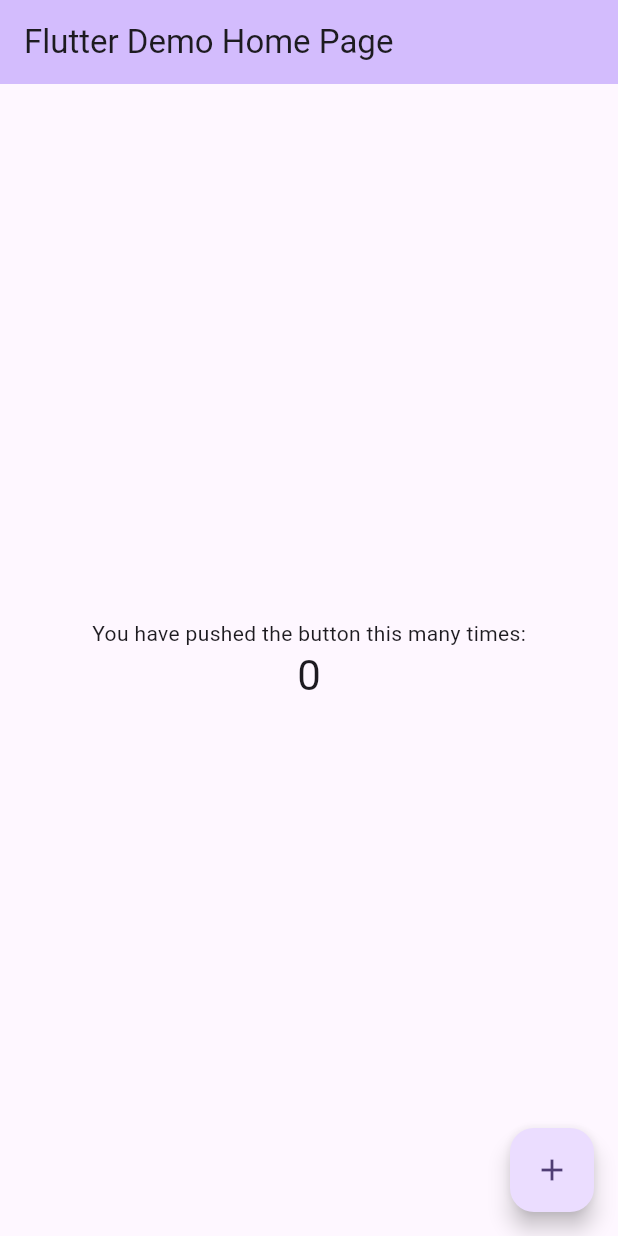
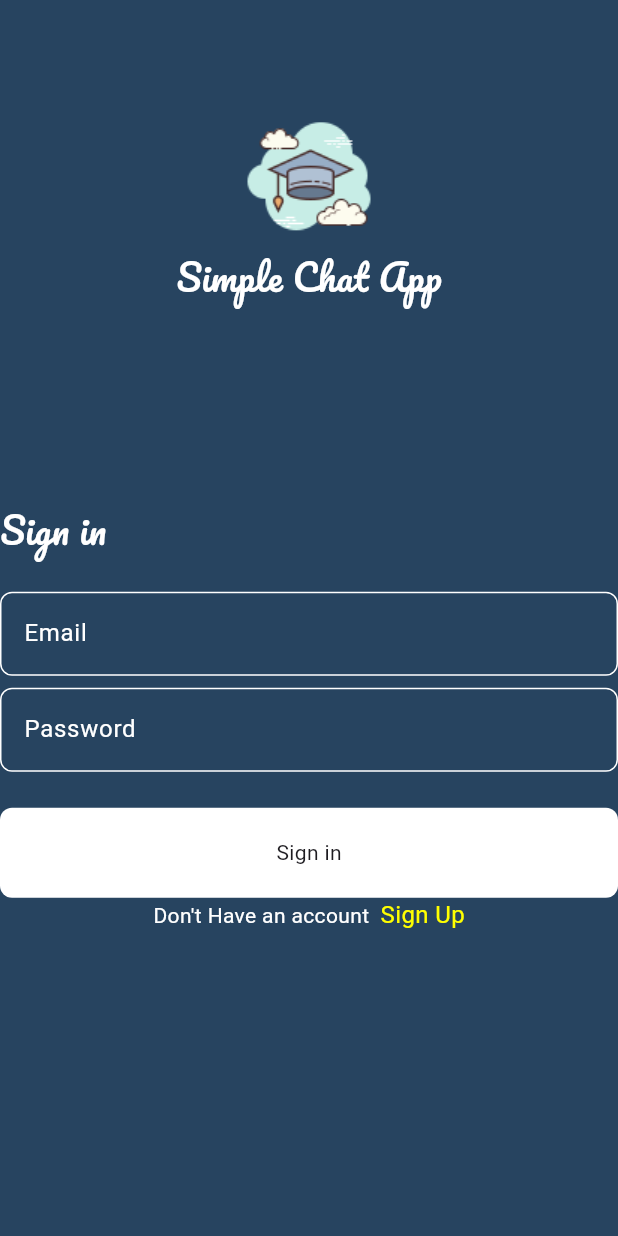
Before and after one commit to unityheroes/simple_chat_app, a Flutter app: the screen it shows after launch, on a phone screen of 412 x 824 dp. Run offline on Flutter 3.47's test engine with Material 3 defaults, Android fonts, the light colour scheme and no system bars.

Commit message:
login and register screens

```diff
--- a/lib/main.dart
+++ b/lib/main.dart
@@ -1,4 +1,5 @@
 import 'package:flutter/material.dart';
+import 'package:simple_chat_app/screens/login_screen.dart';
 
 void main() {
   runApp(const MyApp());
@@ -10,116 +11,17 @@
   // This widget is the root of your application.
   @override
   Widget build(BuildContext context) {
-    return MaterialApp(
-      title: 'Flutter Demo',
-      theme: ThemeData(
-        // This is the theme of your application.
-        //
-        // TRY THIS: Try running your application with "flutter run". You'll see
-        // the application has a purple toolbar. Then, without quitting the app,
-        // try changing the seedColor in the colorScheme below to Colors.green
-        // and then invoke "hot reload" (save your changes or press the "hot
-        // reload" button in a Flutter-supported IDE, or press "r" if you used
-        // the command line to start the app).
-        //
-        // Notice that the counter didn't reset back to zero; the application
-        // state is not lost during the reload. To reset the state, use hot
-        // restart instead.
-        //
-        // This works for code too, not just values: Most code changes can be
-        // tested with just a hot reload.
-        colorScheme: ColorScheme.fromSeed(seedColor: Colors.deepPurple),
-        useMaterial3: true,
-      ),
-      home: const MyHomePage(title: 'Flutter Demo Home Page'),
+    return const SimpleChatApp();
+  }
+}
+
+class SimpleChatApp extends StatelessWidget {
+  const SimpleChatApp({super.key});
+
+  @override
+  Widget build(BuildContext context) {
+    return const MaterialApp(
+      home: LoginScreen(),
     );
   }
 }
-
-class MyHomePage extends StatefulWidget {
-  const MyHomePage({super.key, required this.title});
-
-  // This widget is the home page of your application. It is stateful, meaning
-  // that it has a State object (defined below) that contains fields that affect
-  // how it looks.
-
-  // This class is the configuration for the state. It holds the values (in this
-  // case the title) provided by the parent (in this case the App widget) and
-  // used by the build method of the State. Fields in a Widget subclass are
-  // always marked "final".
-
-  final String title;
-
-  @override
-  State<MyHomePage> createState() => _MyHomePageState();
-}
-
-class _MyHomePageState extends State<MyHomePage> {
-  int _counter = 0;
-
-  void _incrementCounter() {
-    setState(() {
-      // This call to setState tells the Flutter framework that something has
-      // changed in this State, which causes it to rerun the build method below
-      // so that the display can reflect the updated values. If we changed
-      // _counter without calling setState(), then the build method would not be
-      // called again, and so nothing would appear to happen.
-      _counter++;
-    });
-  }
-
-  @override
-  Widget build(BuildContext context) {
-    // This method is rerun every time setState is called, for instance as done
-    // by the _incrementCounter method above.
-    //
-    // The Flutter framework has been optimized to make rerunning build methods
-    // fast, so that you can just rebuild anything that needs updating rather
-    // than having to individually change instances of widgets.
-    return Scaffold(
-      appBar: AppBar(
-        // TRY THIS: Try changing the color here to a specific color (to
-        // Colors.amber, perhaps?) and trigger a hot reload to see the AppBar
-        // change color while the other colors stay the same.
-        backgroundColor: Theme.of(context).colorScheme.inversePrimary,
-        // Here we take the value from the MyHomePage object that was created by
-        // the App.build method, and use it to set our appbar title.
-        title: Text(widget.title),
-      ),
-      body: Center(
-        // Center is a layout widget. It takes a single child and positions it
-        // in the middle of the parent.
-        child: Column(
-          // Column is also a layout widget. It takes a list of children and
-          // arranges them vertically. By default, it sizes itself to fit its
-          // children horizontally, and tries to be as tall as its parent.
-          //
-          // Column has various properties to control how it sizes itself and
-          // how it positions its children. Here we use mainAxisAlignment to
-          // center the children vertically; the main axis here is the vertical
-          // axis because Columns are vertical (the cross axis would be
-          // horizontal).
-          //
-          // TRY THIS: Invoke "debug painting" (choose the "Toggle Debug Paint"
-          // action in the IDE, or press "p" in the console), to see the
-          // wireframe for each widget.
-          mainAxisAlignment: MainAxisAlignment.center,
-          children: <Widget>[
-            const Text(
-              'You have pushed the button this many times:',
-            ),
-            Text(
-              '$_counter',
-              style: Theme.of(context).textTheme.headlineMedium,
-            ),
-          ],
-        ),
-      ),
-      floatingActionButton: FloatingActionButton(
-        onPressed: _incrementCounter,
-        tooltip: 'Increment',
-        child: const Icon(Icons.add),
-      ), // This trailing comma makes auto-formatting nicer for build methods.
-    );
-  }
-}
--- /dev/null
+++ b/lib/screens/login_screen.dart
@@ -0,0 +1,83 @@
+import 'package:flutter/material.dart';
+import 'package:simple_chat_app/screens/register_screen.dart';
+import 'package:simple_chat_app/widgets/custom_button.dart';
+import 'package:simple_chat_app/widgets/custom_text_field.dart';
+
+class LoginScreen extends StatelessWidget {
+  const LoginScreen({super.key});
+
+  @override
+  Widget build(BuildContext context) {
+    return Scaffold(
+      backgroundColor: const Color(0xff274460),
+      body: Column(
+        mainAxisAlignment: MainAxisAlignment.center,
+        children: [
+          const Spacer(
+            flex: 1,
+          ),
+          const Center(
+              child: Image(image: AssetImage('assets/images/scholar.png'))),
+          const Text(
+            "Simple Chat App",
+            style: TextStyle(
+                color: Colors.white, fontSize: 24, fontFamily: 'Pacifico'),
+          ),
+          const Spacer(
+            flex: 2,
+          ),
+          const Row(
+            children: [
+              Text(
+                "Sign in",
+                style: TextStyle(
+                  color: Colors.white,
+                  fontSize: 24,
+                  fontFamily: 'Pacifico',
+                ),
+              ),
+            ],
+          ),
+          const SizedBox(
+            height: 24,
+          ),
+          const CustomTextField(textHint: "Email"),
+          const SizedBox(
+            height: 8,
+          ),
+          const CustomTextField(textHint: "Password"),
+          const SizedBox(
+            height: 24,
+          ),
+          const CustomButton(
+            textButton: "Sign in",
+          ),
+          Row(
+            mainAxisAlignment: MainAxisAlignment.center,
+            children: [
+              const Text("Don't Have an account  ",
+                  style: TextStyle(color: Colors.white)),
+              GestureDetector(
+                onTap: () {
+                  Navigator.push(
+                    context,
+                    MaterialPageRoute(
+                      builder: (context) {
+                        return const RegisterScreen();
+                      },
+                    ),
+                  );
+                },
+                child: const Text("Sign Up",
+                    style: TextStyle(color: Colors.yellowAccent, fontSize: 16)),
+              ),
+            ],
+          ),
+          const Spacer(
+            flex: 3,
+          ),
+        ],
+      ),
+    );
+  }
+}
--- /dev/null
+++ b/lib/widgets/custom_button.dart
@@ -0,0 +1,20 @@
+import 'package:flutter/material.dart';
+
+class CustomButton extends StatelessWidget {
+  final String textButton;
+  const CustomButton({super.key, required this.textButton});
+  @override
+  Widget build(BuildContext context) {
+    return Container(
+      width: double.infinity,
+      height: 60,
+      decoration: BoxDecoration(
+          color: Colors.white, borderRadius: BorderRadius.circular(8)),
+      child: Center(
+        child: Text(
+          textButton,
+        ),
+      ),
+    );
+  }
+}
--- /dev/null
+++ b/lib/widgets/custom_text_field.dart
@@ -0,0 +1,30 @@
+import 'package:flutter/material.dart';
+
+class CustomTextField extends StatelessWidget {
+  final String textHint;
+  const CustomTextField({
+    super.key,
+    required this.textHint,
+  });
+
+  @override
+  Widget build(BuildContext context) {
+    return TextField(
+        decoration: InputDecoration(
+      hintText: textHint,
+      hintStyle: const TextStyle(color: Colors.white),
+      enabledBorder: const OutlineInputBorder(
+        borderRadius: BorderRadius.all(Radius.circular(8)),
+        borderSide: BorderSide(color: Colors.white),
+      ),
+      focusedBorder: const OutlineInputBorder(
+        borderRadius: BorderRadius.all(Radius.circular(8)),
+        borderSide: BorderSide(color: Colors.yellow),
+      ),
+      border: const OutlineInputBorder(
+        borderRadius: BorderRadius.all(Radius.circular(8)),
+        borderSide: BorderSide(color: Colors.white70),
+      ),
+    ));
+  }
+}
```
Also changed, not shown: lib/screens/register_screen.dart (added, +78 -0 lines), pubspec.yaml (+6 -6 lines), 1 other file.
